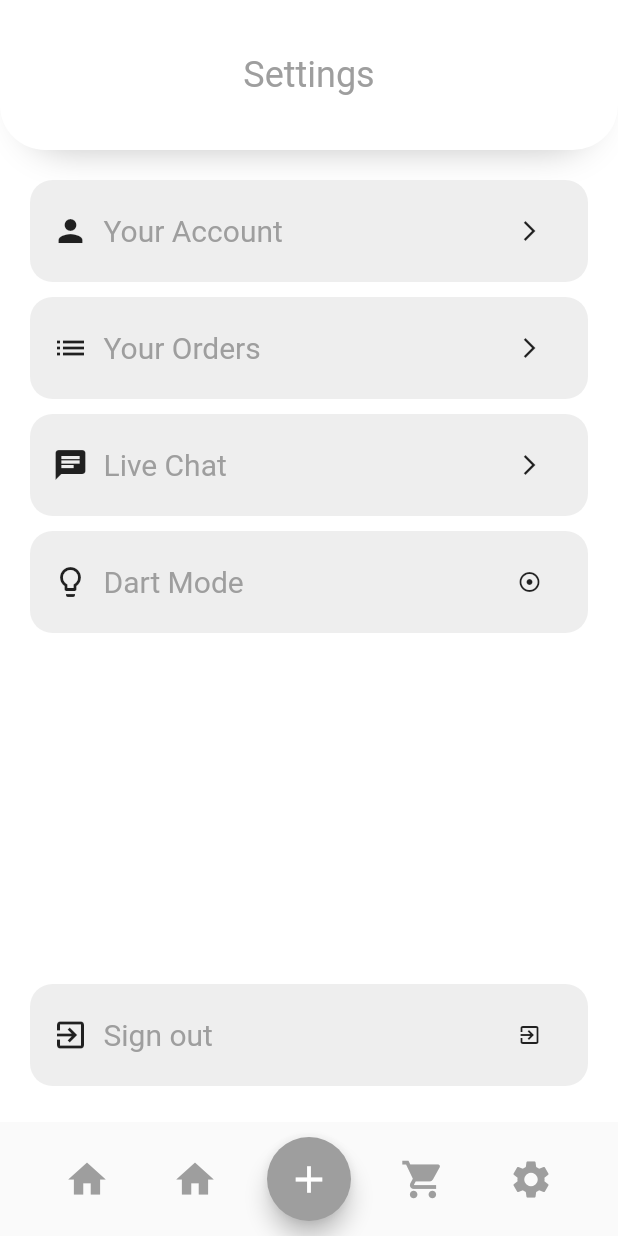
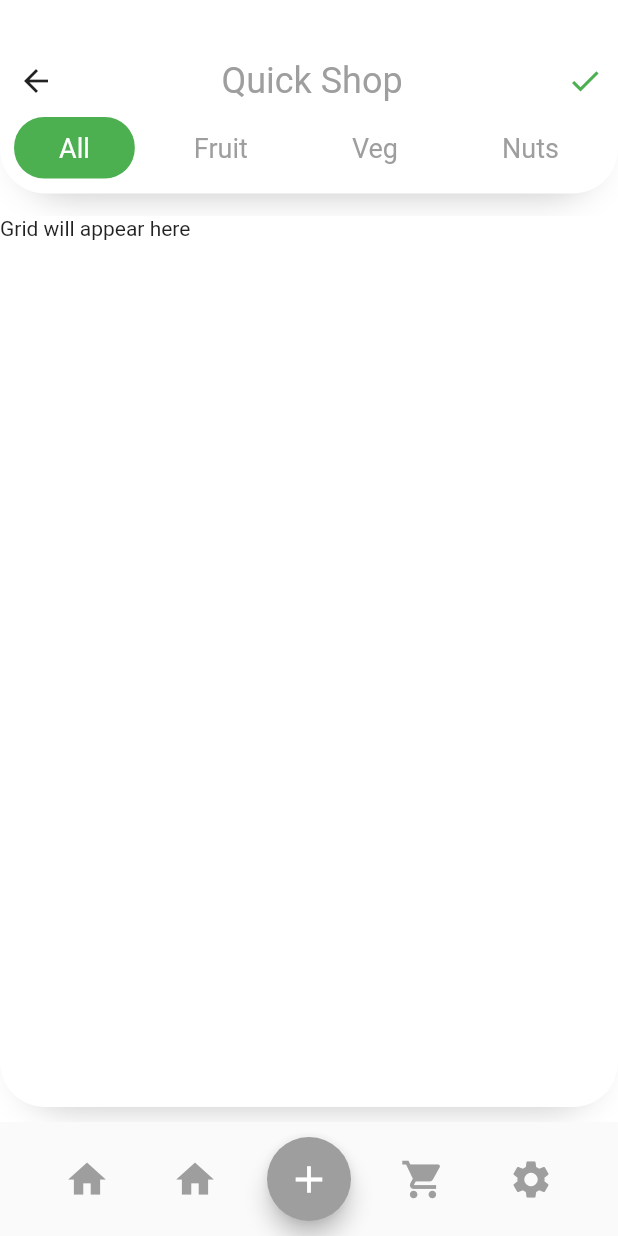
Before and after one commit to codingbbq/flutter_fresh_food, a Flutter app: the SettingsPage screen opened by its route, after a tap on the "add" icon, on a phone screen of 412 x 824 dp. Run offline on Flutter 3.47's test engine with Material 2 defaults, Android fonts, the phone set to English and light mode, and no system bars.

Commit message:
Quick shop page

```diff
--- a/lib/main.dart
+++ b/lib/main.dart
@@ -2,6 +2,7 @@ import 'package:flutter/material.dart';
 import 'package:flutter_fresh_food/pages/create_account/page_create_account.dart';
 import 'package:flutter_fresh_food/pages/home/page_home.dart';
 import 'package:flutter_fresh_food/pages/onboarding/page_onboarding.dart';
+import 'package:flutter_fresh_food/pages/quick_shop/page_quick_shop.dart';
 import 'package:flutter_fresh_food/pages/settings/accounts/page_accounts.dart';
 import 'package:flutter_fresh_food/pages/settings/livechat/page_livechat.dart';
 import 'package:flutter_fresh_food/pages/settings/orders/page_orders.dart';
@@ -30,7 +31,7 @@ class FreshFood extends StatelessWidget {
         '/onboarding': (context) => OnBoarding(),
         '/home': (context) => HomePage(),
         '/settings': (contenxt) => SettingsPage(),
-
+        '/quick_shop': (context) => QuickShop(),
         // Settings Nav
         '/account': (contenxt) => Accounts(),
         '/orders': (contenxt) => Orders(),
--- /dev/null
+++ b/lib/pages/quick_shop/page_quick_shop.dart
@@ -0,0 +1,74 @@
+import 'package:flutter/material.dart';
+import 'package:flutter_fresh_food/pages/quick_shop/quick_shop_utils/filter_nav.dart';
+import 'package:flutter_fresh_food/utils/bottom_nav.dart';
+import 'package:flutter_fresh_food/utils/custom_box_decoration.dart';
+
+class QuickShop extends StatelessWidget {
+  @override
+  Widget build(BuildContext context) {
+    return Scaffold(
+      backgroundColor: Colors.white,
+      bottomSheet: CustomBottomNavigation(),
+      body: Column(
+        children: [
+          // Header
+          Container(
+            width: MediaQuery.of(context).size.width,
+            decoration: customBoxDecoration,
+            child: Column(
+              children: [
+                SizedBox(
+                  height: 30,
+                ),
+                Row(
+                  mainAxisAlignment: MainAxisAlignment.spaceBetween,
+                  children: [
+                    IconButton(
+                      icon: Icon(Icons.arrow_back),
+                      onPressed: () {
+                        Navigator.pop(context);
+                      },
+                    ),
+                    Text(
+                      "Quick Shop",
+                      textAlign: TextAlign.center,
+                      style: TextStyle(
+                        color: Colors.grey,
+                        fontSize: 24.0,
+                      ),
+                    ),
+                    Padding(
+                      padding: const EdgeInsets.all(10.0),
+                      child: Icon(
+                        Icons.check,
+                        color: Colors.green,
+                      ),
+                    ),
+                  ],
+                ),
+
+                // Filter
+                FilterNav(),
+
+                SizedBox(
+                  height: 10.0,
+                ),
+              ],
+            ),
+          ),
+
+          SizedBox(
+            height: 15.0,
+          ),
+          //Body
+          Container(
+            height: MediaQuery.of(context).size.height - (130 + 100),
+            width: MediaQuery.of(context).size.width,
+            decoration: customBoxDecoration,
+            child: Text("Grid will appear here"),
+          ),
+        ],
+      ),
+    );
+  }
+}
--- /dev/null
+++ b/lib/pages/quick_shop/quick_shop_utils/filter_nav.dart
@@ -0,0 +1,89 @@
+import 'package:flutter/material.dart';
+
+class FilterNav extends StatelessWidget {
+  @override
+  Widget build(BuildContext context) {
+    return Row(
+      mainAxisAlignment: MainAxisAlignment.spaceEvenly,
+      children: [
+        InkWell(
+          onTap: () {},
+          child: Container(
+            padding: EdgeInsets.symmetric(
+              vertical: 10.0,
+              horizontal: 30.0,
+            ),
+            decoration: BoxDecoration(
+              color: Colors.green,
+              borderRadius: BorderRadius.circular(20.0),
+            ),
+            child: Text(
+              "All",
+              style: TextStyle(
+                fontSize: 18.0,
+                color: Colors.white,
+              ),
+            ),
+          ),
+        ),
+        InkWell(
+          onTap: () {},
+          child: Container(
+            padding: EdgeInsets.symmetric(
+              vertical: 10.0,
+              horizontal: 30.0,
+            ),
+            decoration: BoxDecoration(
+              borderRadius: BorderRadius.circular(20.0),
+            ),
+            child: Text(
+              "Fruit",
+              style: TextStyle(
+                fontSize: 18.0,
+                color: Colors.grey,
+              ),
+            ),
+          ),
+        ),
+        InkWell(
+          onTap: () {},
+          child: Container(
+            padding: EdgeInsets.symmetric(
+              vertical: 10.0,
+              horizontal: 30.0,
+            ),
+            decoration: BoxDecoration(
+              borderRadius: BorderRadius.circular(20.0),
+            ),
+            child: Text(
+              "Veg",
+              style: TextStyle(
+                fontSize: 18.0,
+                color: Colors.grey,
+              ),
+            ),
+          ),
+        ),
+        InkWell(
+          onTap: () {},
+          child: Container(
+            padding: EdgeInsets.symmetric(
+              vertical: 10.0,
+              horizontal: 30.0,
+            ),
+            decoration: BoxDecoration(
+              borderRadius: BorderRadius.circular(20.0),
+            ),
+            child: Text(
+              "Nuts",
+              style: TextStyle(
+                fontSize: 18.0,
+                color: Colors.grey,
+              ),
+            ),
+          ),
+        ),
+      ],
+    );
+  }
+}
--- a/lib/pages/settings/orders/page_orders.dart
+++ b/lib/pages/settings/orders/page_orders.dart
@@ -79,7 +79,7 @@ class Orders extends StatelessWidget {
                         DataTable(
                           dividerThickness: 0.0,
                           headingRowHeight: 0,
-                          dataRowHeight: 80,
+                          dataRowHeight: 70,
                           columns: [
                             DataColumn(
                               label: Text(''),
--- a/lib/utils/bottom_nav.dart
+++ b/lib/utils/bottom_nav.dart
@@ -29,7 +29,9 @@ class CustomBottomNavigation extends StatelessWidget {
           ),
           FloatingActionButton(
             backgroundColor: Colors.grey,
-            onPressed: () {},
+            onPressed: () {
+              Navigator.pushNamed(context, '/quick_shop');
+            },
             child: Icon(
               Icons.add,
               size: 30.0,
```
